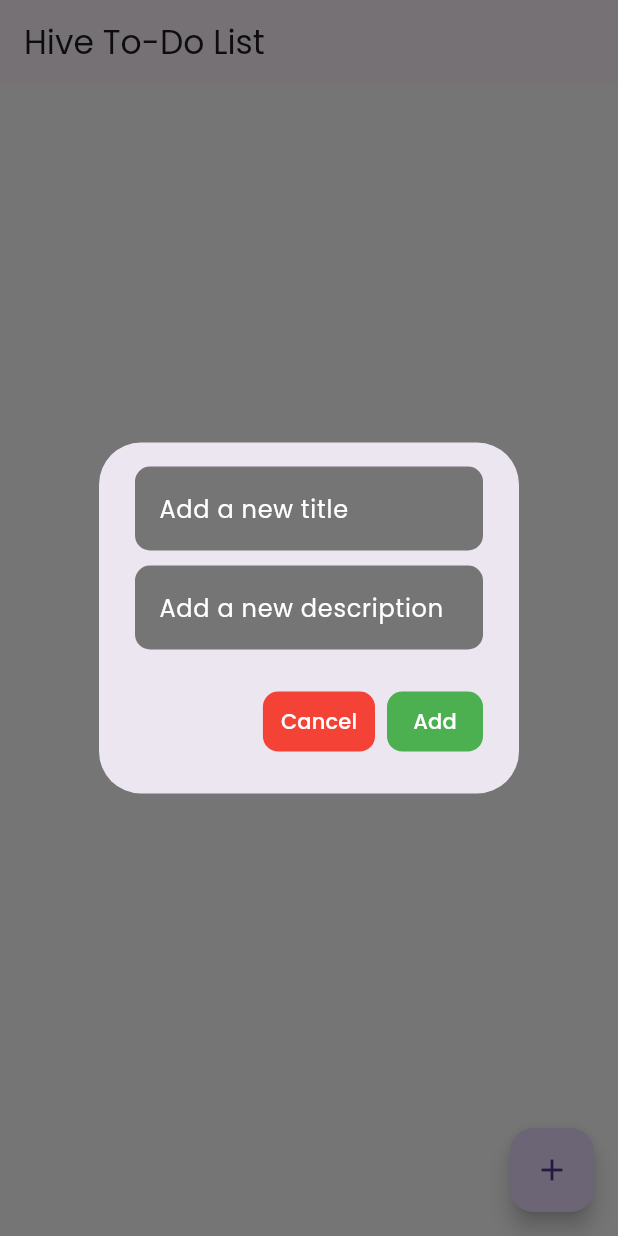
After one commit to Hisamat7/EventManagement, a Flutter app: the HiveHome screen opened directly, after a tap on the "add" icon, on a phone screen of 412 x 824 dp. The commit adds this screen. Run offline on Flutter 3.47's test engine with Material 3 defaults, Android fonts, the phone set to English and light mode, and no system bars; our stand-ins replace cloud_firestore, firebase_auth, firebase_core, flutter_screenutil, google_sign_in, hive_flutter; accounts and stored records are empty.

Commit message:
after a long time

```diff
--- /dev/null
+++ b/lib/hive_db/model/TodoModelHv.dart
@@ -0,0 +1,18 @@
+
+import 'package:hive_flutter/adapters.dart';
+
+part 'TodoModelHv.g.dart';
+@HiveType(typeId: 0)
+
+
+
+class TodoModelHv {
+  @HiveField(0)
+
+  late String title;
+
+  @HiveField(1)
+  late String description;
+
+  TodoModelHv({required this.title,required this.description});
+}
--- /dev/null
+++ b/lib/hive_db/services/TodoServiceHive.dart
@@ -0,0 +1,45 @@
+
+import 'package:firebaselearning/hive_db/model/TodoModelHv.dart';
+import 'package:hive_flutter/adapters.dart';
+
+class TodoServiceHive {
+
+  Box<TodoModelHv> ?todoBox;
+
+  Future<void>  openBox() async{
+    todoBox = await Hive.openBox<TodoModelHv>('todo');
+  }
+
+  Future<void> closeBox() async{
+    await Hive.close();
+  }
+
+  Future<void> addTodo(TodoModelHv todo) async{
+    if (todoBox == null) {
+      await openBox();
+    }
+    await todoBox!.add(todo);
+  }
+
+  Future<List<TodoModelHv>> getAllTodo() async{
+    if (todoBox == null) {
+      await openBox();
+    }
+    return todoBox!.values.toList();
+  }
+
+  Future<void> deleteTodo(int index) async{
+    if (todoBox == null) {
+      await openBox();
+    }
+    await todoBox!.deleteAt(index);
+  }
+
+  Future<void> updateTodo(int index,TodoModelHv updateValue)async{
+    if (todoBox == null) {
+      await openBox();
+    }
+
+    await todoBox!.putAt(index, updateValue);
+  }
+}
--- /dev/null
+++ b/lib/hive_db/views/HiveHome.dart
@@ -0,0 +1,220 @@
+import 'package:firebaselearning/hive_db/model/TodoModelHv.dart';
+import 'package:firebaselearning/hive_db/services/TodoServiceHive.dart';
+import 'package:flutter/material.dart';
+import 'package:flutter_screenutil/flutter_screenutil.dart';
+
+class HiveHome extends StatefulWidget {
+  const HiveHome({super.key});
+
+  @override
+  State<HiveHome> createState() => _HiveHomeState();
+}
+
+class _HiveHomeState extends State<HiveHome> {
+  final TextEditingController titleController = TextEditingController();
+  final TextEditingController descriptionController = TextEditingController();
+  GlobalKey<FormState> formKey = GlobalKey<FormState>();
+   List<TodoModelHv> todoList = [];
+  final TodoServiceHive todoService = TodoServiceHive();
+
+    Future<void> loadData() async {
+    final todos = await todoService.getAllTodo();
+    setState(() {
+      todoList = todos;
+    });
+  }
+  @override
+  Widget build(BuildContext context) {
+    return Scaffold(
+      floatingActionButton: FloatingActionButton(onPressed: () {
+        addTodoDialog();
+      },
+      child: Icon(Icons.add),
+      ),
+      appBar: AppBar(
+        title: const Text('Hive To-Do List'),
+      ),
+      body: ListView.builder(
+        itemCount: todoList.length,
+        itemBuilder: (BuildContext context, int index) {
+          final data = todoList[index];
+          return Card(
+            margin: const EdgeInsets.all(10),
+            elevation: 15,
+            shadowColor: Colors.black,
+            child: ListTile(
+              onTap: ()async{
+                await editTodoDialog(index, data);
+              },
+              title: Text(data.title ),
+              subtitle: Text(data.description),
+              trailing: IconButton(
+                onPressed: () async {
+
+                  await todoService.deleteTodo(index);
+                  loadData();
+                },
+                icon: const Icon(
+                  Icons.cancel_outlined,
+                  color: Colors.red,
+                ),
+              ),
+            ),
+          );
+        },
+      ),
+    );
+  }
+
+  Future<void>  addTodoDialog() async{
+    await showDialog(context: context, builder: (context)=> AlertDialog(
+      content:  Form(
+        key: formKey,
+        child: Column(
+            mainAxisSize: MainAxisSize.min,
+            children: [
+               TextFormField(
+                validator: (value) => value!.isEmpty ? 'Enter an title' : null,
+                style: TextStyle(color: Colors.white),
+                     controller: titleController,
+                      decoration: InputDecoration(
+
+                       hintStyle: TextStyle(color: Colors.white),
+                       filled: true,
+                       fillColor: const Color.fromARGB(255, 118, 117, 117),
+                        border: OutlineInputBorder(
+                          borderSide: BorderSide.none,
+                          borderRadius: BorderRadius.circular(10),
+
+                        ),
+                        hintText: "Add a new title",
+                      ),),
+                      SizedBox(
+                        height: 10,
+                      ),
+                      TextFormField(
+                        validator: (value) => value!.isEmpty ? 'Enter an description' : null,
+                        style: TextStyle(color: Colors.white),
+                     controller: descriptionController,
+                      decoration: InputDecoration(
+
+                       hintStyle: TextStyle(color: Colors.white),
+                       filled: true,
+                       fillColor: const Color.fromARGB(255, 118, 117, 117),
+                        border: OutlineInputBorder(
+                          borderSide: BorderSide.none,
+                          borderRadius: BorderRadius.circular(10),
+
+                        ),
+                        hintText: "Add a new description",
+                      ),)
+            ],),
+      ),
+      actions: [
+        TextButton(
+          style: TextButton.styleFrom(
+            backgroundColor: Colors.red,
+            shape: RoundedRectangleBorder(
+              borderRadius: BorderRadius.circular(10.r)
+            )
+          ),
+          onPressed: (){
+            Navigator.pop(context);
+          }, child: Text("Cancel",style: TextStyle(color: Colors.white),)),
+        TextButton(
+          style: TextButton.styleFrom(
+            backgroundColor: Colors.green,
+            shape: RoundedRectangleBorder(
+              borderRadius: BorderRadius.circular(10.r)
+            )
+          ),
+          onPressed: ()async{
+            if (formKey.currentState!.validate()) {
+              final _todo = TodoModelHv(description: descriptionController.text, title: titleController.text);
+
+              await todoService.addTodo(_todo);
+              titleController.clear();
+              descriptionController.clear();
+              Navigator.pop(context);
+              loadData();
+            }
+          }, child: Text("Add",style: TextStyle(color: Colors.white),))
+      ],
+    ));
+  }
+
+  Future<void>  editTodoDialog(int index,TodoModelHv todo) async{
+    titleController.text = todo.title;
+    descriptionController.text = todo.description;
+    await showDialog(context: context, builder: (context)=> AlertDialog(
+      content:  Column(
+          mainAxisSize: MainAxisSize.min,
+          children: [
+             TextFormField(
+
+              style: TextStyle(color: Colors.white),
+                   controller: titleController,
+                    decoration: InputDecoration(
+
+                     hintStyle: TextStyle(color: Colors.white),
+                     filled: true,
+                     fillColor: const Color.fromARGB(255, 118, 117, 117),
+                      border: OutlineInputBorder(
+                        borderSide: BorderSide.none,
+                        borderRadius: BorderRadius.circular(10),
+
+                      ),
+
+                    ),),
+                    SizedBox(
+                      height: 10,
+                    ),
+                    TextFormField(
+
+                      style: TextStyle(color: Colors.white),
+                   controller: descriptionController,
+                    decoration: InputDecoration(
+
+                     hintStyle: TextStyle(color: Colors.white),
+                     filled: true,
+                     fillColor: const Color.fromARGB(255, 118, 117, 117),
+                      border: OutlineInputBorder(
+                        borderSide: BorderSide.none,
+                        borderRadius: BorderRadius.circular(10),
+
+                      ),
+
+                    ),)
+          ],),
+      actions: [
+        TextButton(
+          style: TextButton.styleFrom(
+            backgroundColor: Colors.red,
+            shape: RoundedRectangleBorder(
+              borderRadius: BorderRadius.circular(10.r)
+            )
+          ),
+          onPressed: (){
+            Navigator.pop(context);
+          }, child: Text("Cancel",style: TextStyle(color: Colors.white),)),
+        TextButton(
+          style: TextButton.styleFrom(
+            backgroundColor: Colors.green,
+            shape: RoundedRectangleBorder(
+              borderRadius: BorderRadius.circular(10.r)
+            )
+          ),
+          onPressed: ()async{
+           todo.title = titleController.text;
+              todo.description = descriptionController.text;
+              await todoService.updateTodo(index, todo);
+              titleController.clear();
+              descriptionController.clear();
+              Navigator.pop(context);
+            loadData();
+          }, child: Text("Update",style: TextStyle(color: Colors.white),))
+      ],
+    ));
+  }
+
+}
--- a/lib/hive_db/views/TodoHiveHome.dart
+++ b/lib/hive_db/views/TodoHiveHome.dart
@@ -44,6 +44,7 @@ class _TodoHiveHomeState extends State<TodoHiveHome> {
         itemBuilder: (BuildContext context, int index) {
           final todo = todoList[index];
           return ListTile(
+
             title: Text(todo.title ?? ""),
             subtitle: Text(todo.description ?? ""),
             trailing: IconButton(
--- a/lib/main.dart
+++ b/lib/main.dart
@@ -1,7 +1,7 @@
 import 'package:firebase_core/firebase_core.dart';
-import 'package:firebaselearning/TodoSample/src/views/SplashScreenTs.dart';
 import 'package:firebaselearning/firebase_options.dart';
-import 'package:firebaselearning/hive_db/model/HiveModel.dart';
+import 'package:firebaselearning/hive_db/model/TodoModelHv.dart';
+import 'package:firebaselearning/hive_db/views/HiveHome.dart';
 import 'package:firebaselearning/hive_db/views/TodoHiveHome.dart';
 import 'package:flutter/material.dart';
 import 'package:flutter_screenutil/flutter_screenutil.dart';
@@ -13,7 +13,7 @@ void main() async {
     options: DefaultFirebaseOptions.currentPlatform,
   );
   await Hive.initFlutter();
-  Hive.registerAdapter(HiveModelAdapter());
+  Hive.registerAdapter(TodoModelHvAdapter());
 
   runApp(ScreenUtilInit(
     designSize: Size(384, 805),
@@ -25,7 +25,7 @@ void main() async {
             scaffoldBackgroundColor: Colors.white,
             fontFamily: 'Poppins',
           ),
-          home: TodoHiveHome());
+          home: HiveHome());
     },
   ));
 }
--- a/pubspec.yaml
+++ b/pubspec.yaml
@@ -39,6 +39,7 @@ dependencies:
   flutter_screenutil: ^5.9.3
   google_sign_in: ^6.3.0
   intl: ^0.20.2
+  http: ^1.5.0
 
 dev_dependencies:
   build_runner: ^2.1.11
```
Also changed, not shown: lib/hive_db/model/TodoModelHv.g.dart (added), pubspec.lock.
